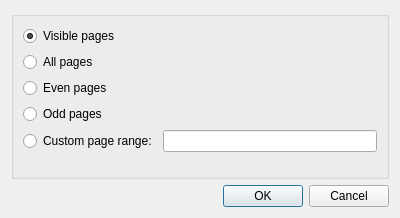
This is src/Pdf4QtLibWidgets/sources/pdfselectpagesdialog.ui in yolka-wiz/al-bdf-engine as Qt 5 draws it before an edit. The edited form follows.
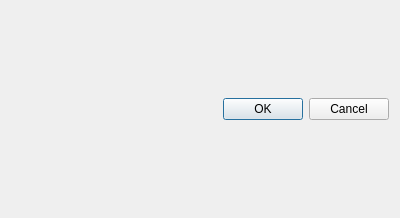
This is the edited form.

The edit to the form file:
```diff
--- a/src/Pdf4QtLibWidgets/sources/pdfselectpagesdialog.ui
+++ b/src/Pdf4QtLibWidgets/sources/pdfselectpagesdialog.ui
@@ -11,66 +11,6 @@
    </rect>
   </property>
   <layout class="QVBoxLayout" name="verticalLayout">
-   <item>
-    <widget class="QGroupBox" name="selectPagesGroupBox">
-     <layout class="QGridLayout" name="gridLayout">
-      <item row="1" column="0" colspan="2">
-       <widget class="QRadioButton" name="allPagesRadioButton">
-        <property name="text">
-         <string>All pages</string>
-        </property>
-       </widget>
-      </item>
-      <item row="4" column="1">
-       <widget class="QLineEdit" name="customPageRangeEdit"/>
-      </item>
-      <item row="2" column="0" colspan="2">
-       <widget class="QRadioButton" name="evenPagesRadioButton">
-        <property name="text">
-         <string>Even pages</string>
-        </property>
-       </widget>
-      </item>
-      <item row="3" column="0" colspan="2">
-       <widget class="QRadioButton" name="oddPagesRadioButton">
-        <property name="text">
-         <string>Odd pages</string>
-        </property>
-       </widget>
-      </item>
-      <item row="4" column="0">
-       <widget class="QRadioButton" name="customPageRangeRadioButton">
-        <property name="text">
-         <string>Custom page range:</string>
-        </property>
-       </widget>
-      </item>
-      <item row="0" column="0" colspan="2">
-       <widget class="QRadioButton" name="visiblePagesRadioButton">
-        <property name="text">
-         <string>Visible pages</string>
-        </property>
-        <property name="checked">
-         <bool>true</bool>
-        </property>
-       </widget>
-      </item>
-      <item row="5" column="0">
-       <spacer name="verticalSpacer">
-        <property name="orientation">
-         <enum>Qt::Vertical</enum>
-        </property>
-        <property name="sizeHint" stdset="0">
-         <size>
-          <width>20</width>
-          <height>40</height>
-         </size>
-        </property>
-       </spacer>
-      </item>
-     </layout>
-    </widget>
-   </item>
    <item>
     <widget class="QDialogButtonBox" name="buttonBox">
      <property name="orientation">
```
